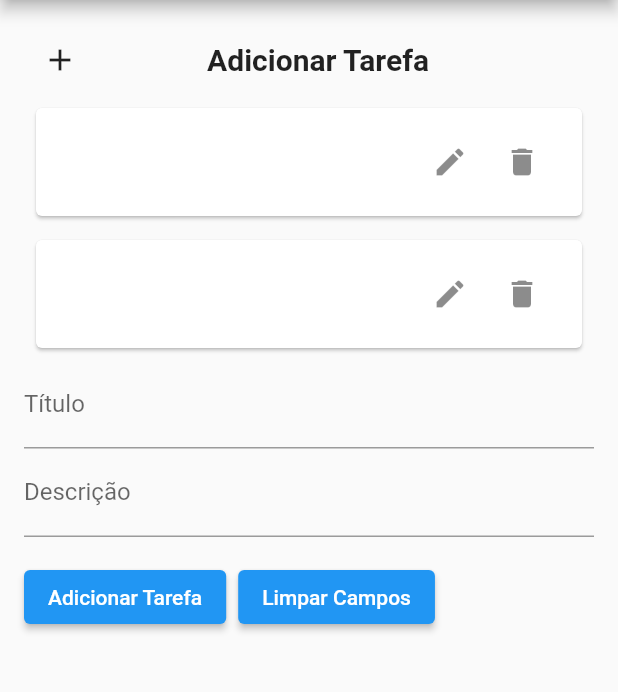
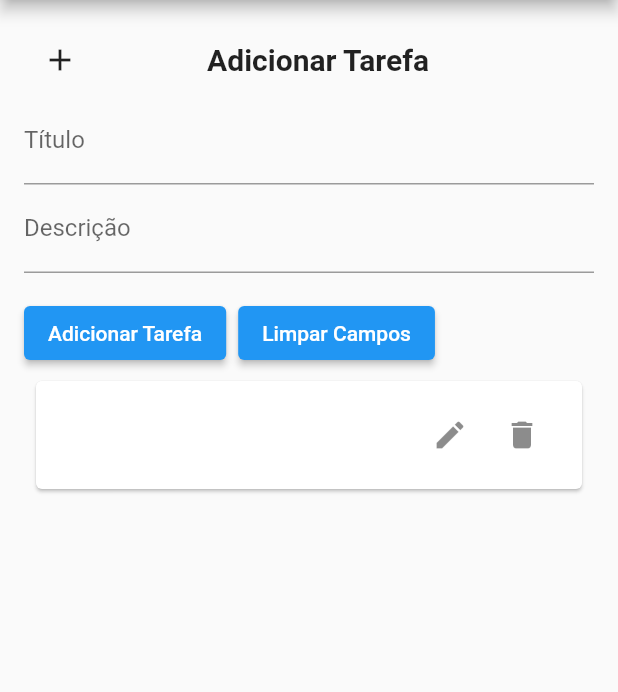
Before and after one commit to ElvisVenan/tarefas-do-dia, a Flutter app: the screen it shows after launch, after a tap on the "add" icon, after a tap on "Adicionar Tarefa", after a tap on "Limpar Campos", on a phone screen of 412 x 824 dp, the part 84-776 px from its top. Run offline on Flutter 3.47's test engine with Material 2 defaults, Android fonts, the phone set to English and light mode, and no system bars; our stand-ins replace flutter_mobx, mobx; generated files the repository leaves out were written again.

Commit message:
feature(TaskListView): Adiciona reacao ao botao abrindo ou escondendo a coluna.
Para a pagina ficar mais limpa, adiciona o botao para fechar e abrir os campos que acrescenta novas tarefas.

```diff
--- a/lib/modules/task_module/view/task_list_view_page.dart
+++ b/lib/modules/task_module/view/task_list_view_page.dart
@@ -30,11 +30,7 @@
                       IconButton(
                         icon: const Icon(Icons.add),
                         onPressed: () {
-                          taskController.addTask(
-                            TaskModel(titleController.text, descriptionController.text),
-                          );
-                          titleController.clear();
-                          descriptionController.clear();
+                         taskController.showImage();
                         },
                       ),
                       const Text(
@@ -47,9 +43,44 @@
                       const SizedBox(width: 36.0),
                     ],
                   ),
-                  Column(
+                  Visibility(
+                    visible: taskController.showColum,
+                    child: Column(
                       children: [
-                      // Lista de Tarefas
+                        TextField(
+                          controller: titleController,
+                          decoration: const InputDecoration(labelText: 'Título'),
+                        ),
+                        TextField(
+                          controller: descriptionController,
+                          decoration: const InputDecoration(labelText: 'Descrição'),
+                        ),
+                        const SizedBox(height: 16.0),
+                        Row(
+                          children: [
+                            ElevatedButton(
+                              onPressed: () {
+                                taskController.addTask(
+                                  TaskModel(titleController.text, descriptionController.text),
+                                );
+                                titleController.clear();
+                                descriptionController.clear();
+                              },
+                              child: const Text('Adicionar Tarefa'),
+                            ),
+                            const SizedBox(width: 8.0),
+                            ElevatedButton(
+                              onPressed: () {
+                                titleController.clear();
+                                descriptionController.clear();
+                              },
+                              child: const Text('Limpar Campos'),
+                            ),
+                          ],
+                        ),
+                      ],
+                    ),
+                  ),
                   ListView.builder(
                     shrinkWrap: true,
                     itemCount: taskController.tasks.length,
@@ -84,40 +115,6 @@
                       );
                     },
                   ),
-                      // Campos de entrada de texto e botões
-                      TextField(
-                        controller: titleController,
-                        decoration: const InputDecoration(labelText: 'Título'),
-                      ),
-                      TextField(
-                        controller: descriptionController,
-                        decoration: const InputDecoration(labelText: 'Descrição'),
-                      ),
-                      const SizedBox(height: 16.0),
-                      Row(
-                        children: [
-                          ElevatedButton(
-                            onPressed: () {
-                              taskController.addTask(
-                                TaskModel(titleController.text, descriptionController.text),
-                              );
-                              titleController.clear();
-                              descriptionController.clear();
-                            },
-                            child: const Text('Adicionar Tarefa'),
-                          ),
-                          const SizedBox(width: 8.0),
-                          ElevatedButton(
-                            onPressed: () {
-                              titleController.clear();
-                              descriptionController.clear();
-                            },
-                            child: const Text('Limpar Campos'),
-                          ),
-                        ],
-                      ),
-                    ],
-                  ),
                 ],
               ),
             ),
```
Lines whose indentation alone changed are shown as unchanged.
